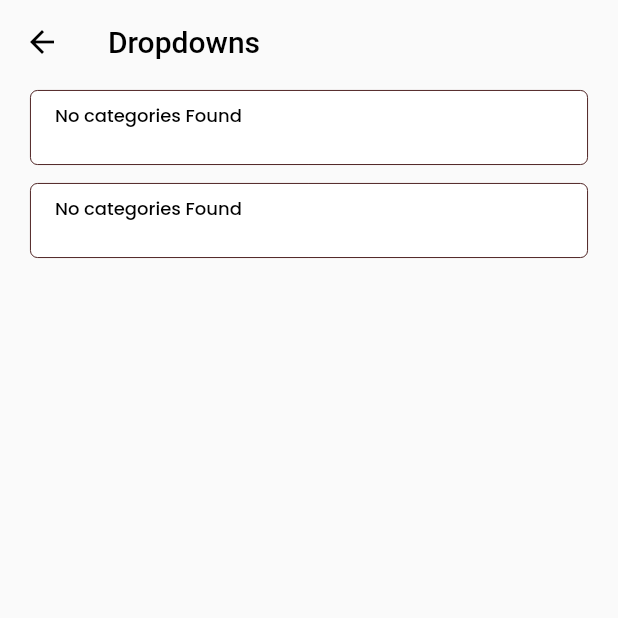
After one commit to katmakhan/flutter-course, a Flutter app: the screen it shows once a user with an empty profile is signed in, item 2 of the bottom bar chosen, after a tap on "Dropdown", on a phone screen of 412 x 824 dp, the top half of it. The commit adds this screen. Run offline on Flutter 3.47's test engine with Material 2 defaults, Android fonts, the phone set to English and light mode, and no system bars; our stand-ins replace animate_do, bouncing_widget, dio, firebase_auth, firebase_core, firebase_database and 15 more; missing offline and left inert: algolia, align_positioned, firebase_app_check, open_file_safe, pattern_formatter; accounts and stored records are empty.

Commit message:
added dropdown menu

```diff
--- a/lib/Auth_Service/auth_service.dart
+++ b/lib/Auth_Service/auth_service.dart
@@ -1,3 +1,4 @@
+import 'package:fluttertemplate/Dropdown/single_dropdown.dart';
 import 'package:fluttertemplate/Helpers/global_snackbar_get.dart';
 import 'package:fluttertemplate/Login_Signup/otp.dart';
 import 'package:fluttertemplate/Login_Signup/signup.dart';
--- a/lib/DB_Services/database_read.dart
+++ b/lib/DB_Services/database_read.dart
@@ -1,3 +1,4 @@
+import 'package:fluttertemplate/DataModels/dm_category.dart';
 import 'package:fluttertemplate/DataModels/dm_gallery.dart';
 import 'package:fluttertemplate/DataModels/dm_user.dart';
 import 'package:firebase_database/firebase_database.dart';
@@ -74,4 +75,70 @@ class DatabaseReadService {
     }
     return gallerycatList;
   }
+
+  // Get categoires for dropdown
+  Future<List<Dm_Category>?> getDropdown_CatList() async {
+    final ref = db.ref();
+    DataSnapshot snapshot = await ref.child('categories').get();
+
+    List<Dm_Category> totalcatList = [];
+    if (snapshot.exists) {
+      print('Categories found in the template app');
+
+      var datalist = snapshot.value as Map<dynamic, dynamic>;
+
+      datalist.forEach((key, value) {
+        Dm_Category category = Dm_Category();
+        category = Dm_Category.fromJson(value);
+        totalcatList.add(category);
+      });
+    } else {
+      print('No categories found in template app');
+    }
+    return totalcatList;
+  }
+
+  // Get categoires for dropdown
+  Future<List<Dm_Category>?> getEmptyList() async {
+    final ref = db.ref();
+    DataSnapshot snapshot = await ref.child('nothing').get();
+
+    List<Dm_Category> totalcatList = [];
+    if (snapshot.exists) {
+      print('Categories found in the template app');
+
+      var datalist = snapshot.value as Map<dynamic, dynamic>;
+
+      datalist.forEach((key, value) {
+        Dm_Category category = Dm_Category();
+        category = Dm_Category.fromJson(value);
+        totalcatList.add(category);
+      });
+    } else {
+      print('No categories found in template app');
+    }
+    return totalcatList;
+  }
+
+  // Get sub categoires for dropdown
+  Future<List<Dm_Category>?> getDropdown_SubCatList(String cat) async {
+    final ref = db.ref();
+    DataSnapshot snapshot = await ref.child('subcategories').child(cat).get();
+
+    List<Dm_Category> totalcatList = [];
+    if (snapshot.exists) {
+      print('Sub categories found in the template app');
+
+      var datalist = snapshot.value as Map<dynamic, dynamic>;
+
+      datalist.forEach((key, value) {
+        Dm_Category category = Dm_Category();
+        category = Dm_Category.fromJson(value);
+        totalcatList.add(category);
+      });
+    } else {
+      print('No sub categories found in template app');
+    }
+    return totalcatList;
+  }
 }
--- /dev/null
+++ b/lib/DataModels/dm_category.dart
@@ -0,0 +1,23 @@
+// ignore_for_file: camel_case_types
+
+class Dm_Category {
+  String? maincat;
+  String? subcat;
+  String? somekey;
+
+  Dm_Category({this.maincat, this.subcat, this.somekey});
+
+  Dm_Category.fromJson(Map<dynamic, dynamic> json) {
+    maincat = json['maincat'];
+    subcat = json['subcat'];
+    somekey = json['somekey'];
+  }
+
+  Map<String, dynamic> toJson() {
+    final Map<String, dynamic> data = new Map<String, dynamic>();
+    data['maincat'] = this.maincat;
+    data['subcat'] = this.subcat;
+    data['somekey'] = this.somekey;
+    return data;
+  }
+}
--- /dev/null
+++ b/lib/Dropdown/single_dropdown.dart
@@ -0,0 +1,107 @@
+// ignore_for_file: non_constant_identifier_names
+
+import 'package:flutter/material.dart';
+import 'package:fluttertemplate/DB_Services/database_read.dart';
+import 'package:fluttertemplate/DataModels/dm_category.dart';
+
+class SingleDropdown extends StatefulWidget {
+  const SingleDropdown({Key? key}) : super(key: key);
+
+  @override
+  State<SingleDropdown> createState() => _SingleDropdownState();
+}
+
+class _SingleDropdownState extends State<SingleDropdown> {
+  String? selectedCat;
+  List<Dm_Category>? catlist;
+
+  @override
+  Widget build(BuildContext context) {
+    return Scaffold(
+      appBar: AppBar(
+        backgroundColor: Colors.transparent,
+        elevation: 0,
+        title: const Text(
+          'Dropdowns',
+          style: TextStyle(color: Colors.black),
+        ),
+        leading: const BackButton(
+          color: Colors.black,
+        ),
+      ),
+      body: SafeArea(
+        child: Column(
+          // mainAxisAlignment: MainAxisAlignment.center,
+          crossAxisAlignment: CrossAxisAlignment.stretch,
+          children: [
+            multiDropdown(true),
+            multiDropdown(false),
+          ],
+        ),
+      ),
+    );
+  }
+
+  TextStyle textStyleForthis() {
+    return const TextStyle(
+        fontFamily: 'Poppins',
+        fontSize: 12,
+        color: Color(0xFF000000),
+        fontWeight: FontWeight.w500);
+  }
+
+  Container multiDropdown(bool isempty) {
+    return Container(
+      height: 50,
+      margin: const EdgeInsets.fromLTRB(20, 4, 20, 8),
+      decoration: BoxDecoration(
+        borderRadius: BorderRadius.circular(5),
+        color: Colors.white,
+        border: Border.all(
+            color: const Color.fromARGB(255, 59, 11, 11), width: 0.6),
+      ),
+      child: Padding(
+        padding: const EdgeInsets.fromLTRB(16, 8, 16, 8),
+        child: FutureBuilder<List<Dm_Category>?>(
+            // future: DatabaseReadService().getDropdown_CatList(),
+            future: isempty
+                ? DatabaseReadService().getEmptyList()
+                : DatabaseReadService().getDropdown_CatList(),
+            builder: (context, snapshot) {
+              if (snapshot.hasData) {
+                if (snapshot.data!.isEmpty) {
+                  return Text(
+                    "No categories Found",
+                    style: textStyleForthis(),
+                  );
+                } else {
+                  catlist = snapshot.data!;
+                  return DropdownButtonHideUnderline(
+                      child: DropdownButton(
+                    // isExpanded: true,
+                    // icon: const Icon(Icons.arrow_downward),
+                    items: snapshot.data!.map((Dm_Category category) {
+                      return DropdownMenuItem(
+                          value: category.maincat,
+                          child: Text(
+                            category.maincat.toString(),
+                          ));
+                    }).toList(),
+                    onChanged: (String? value) {
+                      selectedCat = value;
+                      print("selected category is ${selectedCat.toString()}");
+
+                      setState(() {});
+                    },
+                    value: selectedCat,
+                    hint: Text('Select Category', style: textStyleForthis()),
+                  ));
+                }
+              } else {
+                return const LinearProgressIndicator();
+              }
+            }),
+      ),
+    );
+  }
+}
--- a/lib/Login_Pages/login_page_list.dart
+++ b/lib/Login_Pages/login_page_list.dart
@@ -2,6 +2,7 @@
 
 import 'package:flutter/material.dart';
 import 'package:fluttertemplate/Components/list_view.dart';
+import 'package:fluttertemplate/Dropdown/single_dropdown.dart';
 import 'package:fluttertemplate/Login_Pages/sign_in_1.dart';
 import 'package:fluttertemplate/Login_Pages/sign_in_2.dart';
 
@@ -25,7 +26,11 @@ class _login_listViewState extends State<login_listView> {
           Cust_ListView(
               custtext: "LoginPage2",
               custsubtext: "Basic Description",
-              onTap: onTap2)
+              onTap: onTap2),
+          Cust_ListView(
+              custtext: "Dropdown",
+              custsubtext: "Drop down functionality",
+              onTap: onTap3)
         ]),
       ),
     );
@@ -44,4 +49,11 @@ class _login_listViewState extends State<login_listView> {
       MaterialPageRoute(builder: (context) => const SignInTwo()),
     );
   }
+
+  onTap3() {
+    Navigator.push(
+      context,
+      MaterialPageRoute(builder: (context) => const SingleDropdown()),
+    );
+  }
 }
```
